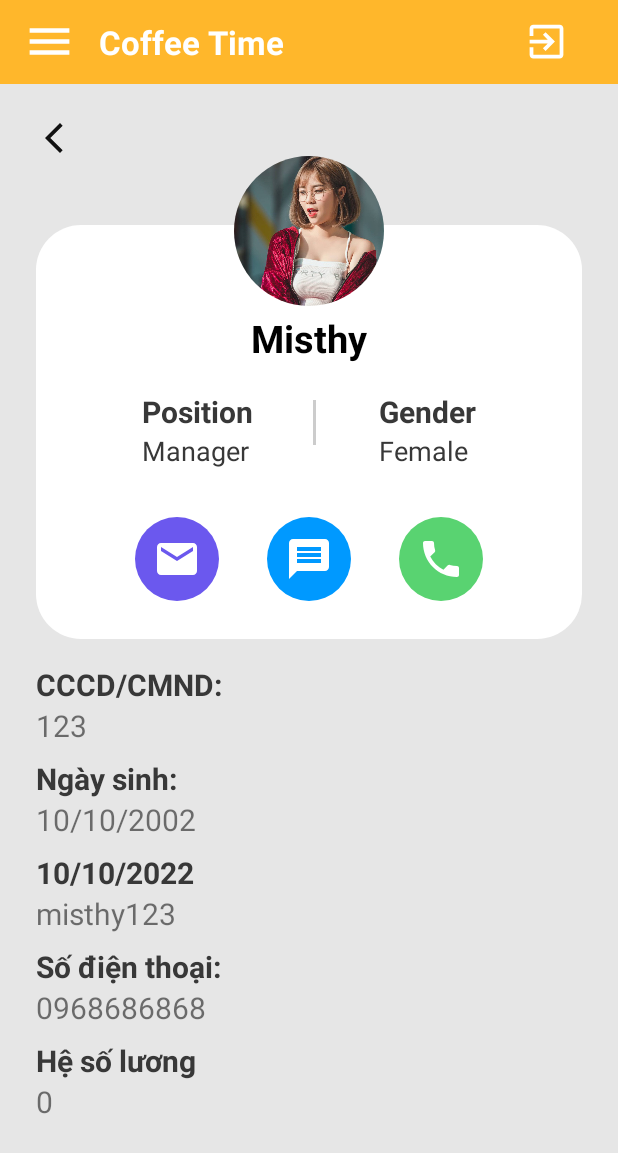
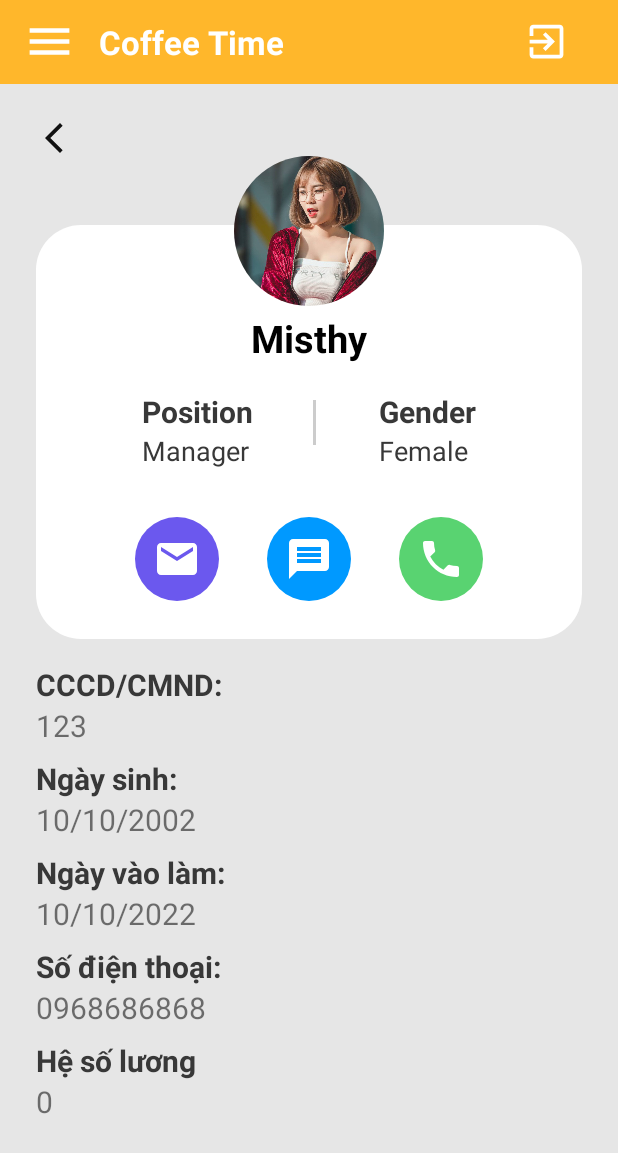
Before and after one commit to phapzip1/Coffee-Cake, an Android app: the Fragment_staff_info screen opened through its navigation route, on a phone screen of 412 x 824 dp. Shown: the top 1153 px of the screen. Run offline under Robolectric (Android 15) with nearby library versions, the phone set to English and light mode, and no system bars; our stand-ins replace Firebase (no records; nobody signed in at launch, a user with empty details on screens opened directly), navigation-ui; plain views replace RoundedImageView; 8 statements that could not run were skipped.

Commit message:
fix layout

```diff
--- a/app/src/main/res/layout/fragment_staff_info.xml
+++ b/app/src/main/res/layout/fragment_staff_info.xml
@@ -206,7 +206,7 @@
                     android:layout_width="wrap_content"
                     android:layout_height="wrap_content"
                     android:layout_marginTop="8dp"
-                    android:text="10/10/2022"
+                    android:text="Ngày vào làm:"
                     android:textColor="@color/dennhat"
                     android:textSize="20dp"
                     android:textStyle="bold" />
@@ -215,7 +215,7 @@
                     android:id="@+id/tvBeginDate"
                     android:layout_width="match_parent"
                     android:layout_height="wrap_content"
-                    android:text="misthy123"
+                    android:text="10/10/2022"
                     android:textSize="20dp" />
 
                 <TextView
```
